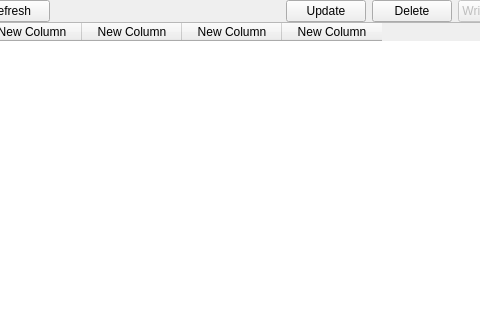
The window that ui/Facebook/Manger_face.ui (kreemkhaled112/ahmed) describes before a commit, drawn with Qt 5; both pictures show x 319 to 799 and y 0 to 320 of the 1056 by 615 pixel window.
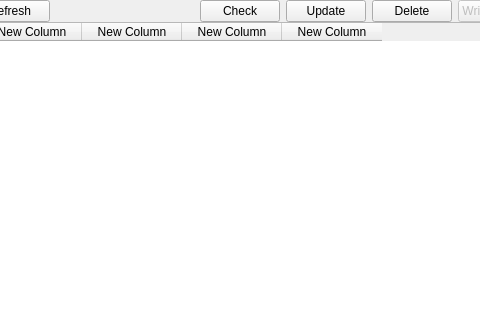
The same window after the commit.

What changed in the file:
```diff
--- a/ui/Facebook/Manger_face.ui
+++ b/ui/Facebook/Manger_face.ui
@@ -189,6 +189,13 @@
              <property name="bottomMargin">
               <number>0</number>
              </property>
+             <item>
+              <widget class="QPushButton" name="Checker">
+               <property name="text">
+                <string>Check</string>
+               </property>
+              </widget>
+             </item>
              <item>
               <widget class="QPushButton" name="Update_all">
                <property name="styleSheet">
```
